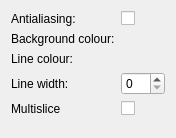
Qt form settingswindow.ui (benwh1/cubesim) before a commit.
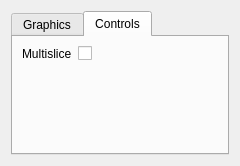
The same form after that commit. The open tabs and pages were chosen to show the change. Custom widgets are drawn as their Qt base class.

Commit message: Added a tab widget to the settings window

The edit to the form file:
```diff
--- a/settingswindow.ui
+++ b/settingswindow.ui
@@ -6,15 +6,31 @@
    <rect>
     <x>0</x>
     <y>0</y>
-    <width>176</width>
-    <height>138</height>
+    <width>240</width>
+    <height>166</height>
    </rect>
   </property>
+  <property name="minimumSize">
+   <size>
+    <width>240</width>
+    <height>0</height>
+   </size>
+  </property>
   <property name="windowTitle">
    <string>Settings</string>
   </property>
   <layout class="QVBoxLayout" name="verticalLayout">
    <item>
+    <widget class="QTabWidget" name="tabWidget">
+     <property name="currentIndex">
+      <number>0</number>
+     </property>
+     <widget class="QWidget" name="tab">
+      <attribute name="title">
+       <string>Graphics</string>
+      </attribute>
+      <layout class="QVBoxLayout" name="verticalLayout_3">
+       <item>
     <layout class="QFormLayout" name="formLayout">
      <item row="0" column="0">
       <widget class="QLabel" name="label">
@@ -60,14 +76,45 @@
      <item row="1" column="1">
       <widget class="ColorSettingWidget" name="backgroundColourWidget" native="true"/>
      </item>
-     <item row="4" column="0">
+         <item row="2" column="0">
+          <widget class="QLabel" name="label_3">
+           <property name="text">
+            <string>Line colour:</string>
+           </property>
+          </widget>
+         </item>
+         <item row="2" column="1">
+          <widget class="ColorSettingWidget" name="lineColourWidget" native="true"/>
+         </item>
+         <item row="3" column="0">
+          <widget class="QLabel" name="label_2">
+           <property name="text">
+            <string>Line width:</string>
+           </property>
+          </widget>
+         </item>
+         <item row="3" column="1">
+          <widget class="QSpinBox" name="lineWidthSpinBox"/>
+         </item>
+        </layout>
+       </item>
+      </layout>
+     </widget>
+     <widget class="QWidget" name="tab_2">
+      <attribute name="title">
+       <string>Controls</string>
+      </attribute>
+      <layout class="QVBoxLayout" name="verticalLayout_2">
+       <item>
+        <layout class="QFormLayout" name="formLayout_2">
+         <item row="0" column="0">
       <widget class="QLabel" name="label_5">
        <property name="text">
         <string>Multislice</string>
        </property>
       </widget>
      </item>
-     <item row="4" column="1">
+         <item row="0" column="1">
       <widget class="QCheckBox" name="multisliceCheckBox">
        <property name="text">
         <string/>
@@ -75,6 +122,10 @@
       </widget>
      </item>
     </layout>
+       </item>
+      </layout>
+     </widget>
+    </widget>
    </item>
   </layout>
  </widget>
```
Left out of the diff: 20 changed lines with no effect on the pictures. Lines whose indentation alone changed are shown as unchanged.
